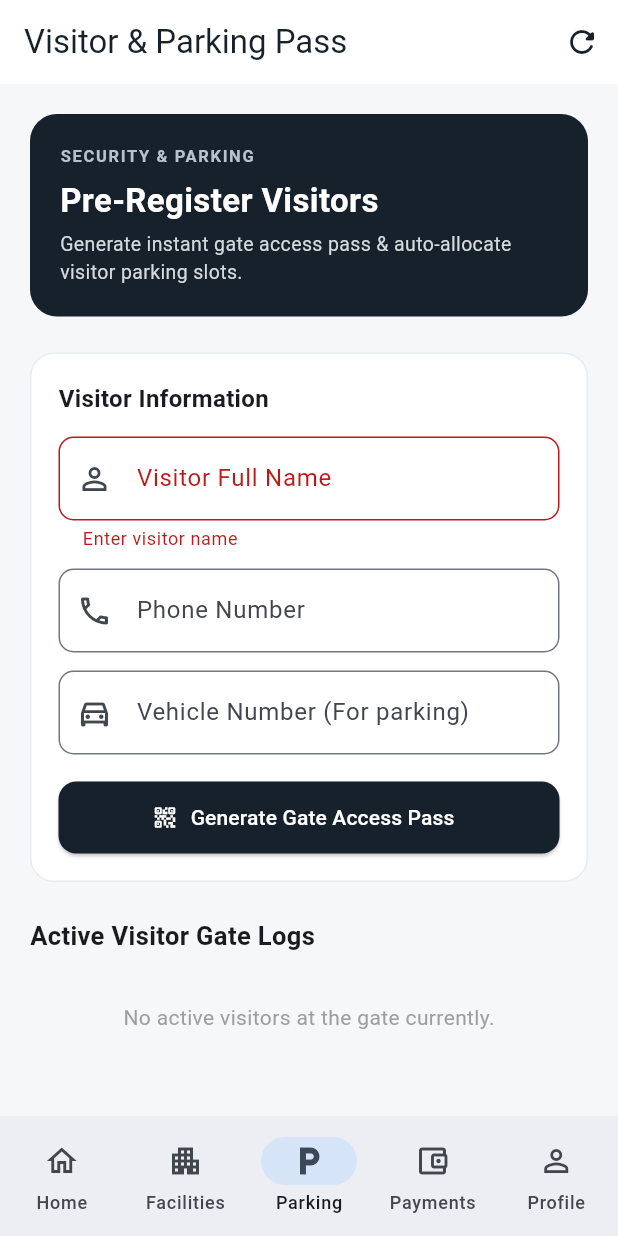
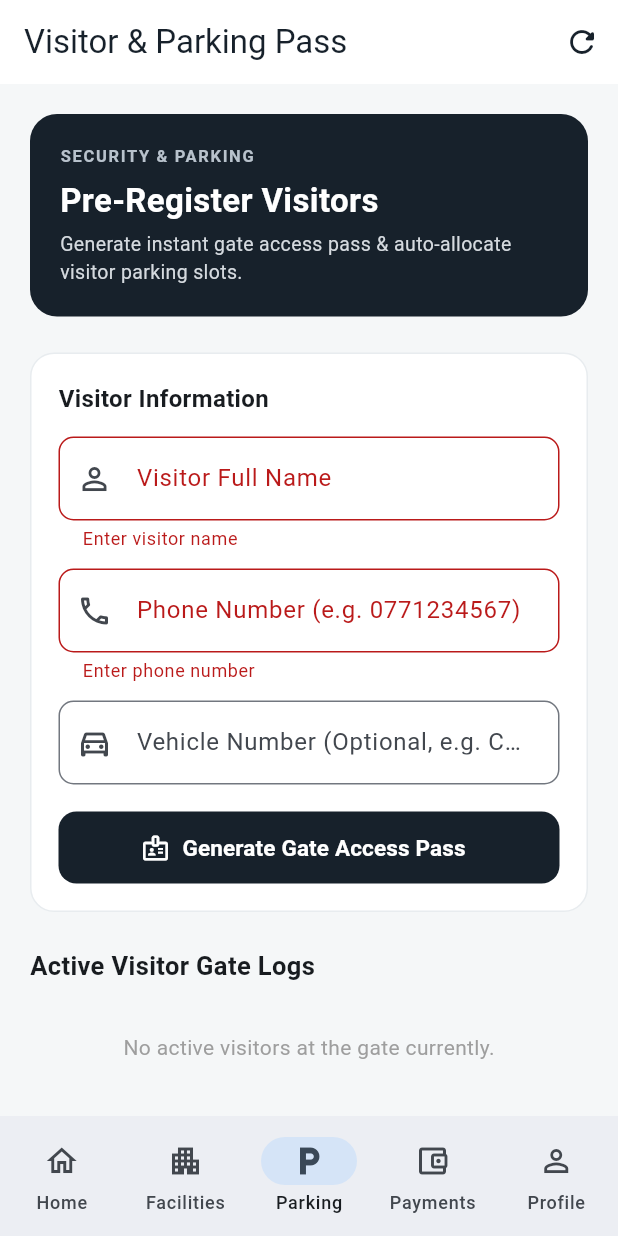
Before and after one commit to kavishka78/apartment-management-system, a Flutter app: the screen it shows after launch, item 3 of the bottom bar chosen, after a tap on "Generate Gate Access Pass", on a phone screen of 412 x 824 dp. Run offline on Flutter 3.47's test engine with Material 3 defaults, Android fonts, the light colour scheme and no system bars; network calls fail.

Commit message:
feat: Improve visitor validation and parking form
add validation for visitor phone and vehicle numbers to match Sri Lankan formats and improve parking screen UI

```diff
--- a/mobile/lib/screens/parking/visitor_parking_screen.dart
+++ b/mobile/lib/screens/parking/visitor_parking_screen.dart
@@ -279,23 +279,50 @@ class _VisitorParkingScreenState extends State<VisitorParkingScreen> {
                       controller: _phoneController,
                       keyboardType: TextInputType.phone,
                       decoration: InputDecoration(
-                        labelText: 'Phone Number',
+                        labelText: 'Phone Number (e.g. 0771234567)',
                         prefixIcon: const Icon(Icons.phone_outlined),
                         border: OutlineInputBorder(
                           borderRadius: BorderRadius.circular(10),
                         ),
                       ),
+                      validator: (val) {
+                        if (val == null || val.trim().isEmpty) {
+                          return 'Enter phone number';
+                        }
+                        final cleaned = val.trim().replaceAll(RegExp(r'[\s\-]'), '');
+                        // Sri Lankan phone number standard: 10 digits starting with 0 (e.g. 0771234567, 0112345678)
+                        final phoneRegex = RegExp(r'^0\d{9}$');
+                        if (!phoneRegex.hasMatch(cleaned)) {
+                          return 'Enter valid 10-digit phone number (e.g. 0771234567)';
+                        }
+                        return null;
+                      },
                     ),
                     const SizedBox(height: 12),
                     TextFormField(
                       controller: _vehicleController,
                       decoration: InputDecoration(
-                        labelText: 'Vehicle Number (For parking)',
+                        labelText: 'Vehicle Number (Optional, e.g. CAD-1234 / 300-1234)',
                         prefixIcon: const Icon(Icons.directions_car_outlined),
                         border: OutlineInputBorder(
                           borderRadius: BorderRadius.circular(10),
                         ),
                       ),
+                      validator: (val) {
+                        if (val == null || val.trim().isEmpty) return null; // Optional
+                        final cleaned = val.trim().toUpperCase();
+                        // Sri Lankan Vehicle Number Standards:
+                        // Modern: 2 or 3 letters (with optional 2-letter province like WP) followed by 4 digits (e.g., WP CAD-1234, CAD-1234, AB-1234)
+                        // Vintage/Old: 1-3 digits followed by 4 digits (e.g. 300-1234, 64-1234, 19-1234)
+                        // Motorbikes/Three Wheelers: e.g. WP BBD-1234, BZ-1234
+                        final slVehicleRegex = RegExp(
+                          r'^(?:[A-Z]{2}\s+)?(?:[A-Z]{1,3}|\d{1,3})[\s\-]?\d{4}$',
+                        );
+                        if (!slVehicleRegex.hasMatch(cleaned)) {
+                          return 'Enter valid LK Vehicle No. (e.g. CAD-1234, WP BBD-5678, 300-1234)';
+                        }
+                        return null;
+                      },
                     ),
                     const SizedBox(height: 18),
                     SizedBox(
@@ -303,15 +330,21 @@ class _VisitorParkingScreenState extends State<VisitorParkingScreen> {
                       height: 48,
                       child: ElevatedButton.icon(
                         onPressed: _isSubmitting ? null : _submitVisitorPass,
-                        icon: const Icon(Icons.qr_code_2_rounded),
+                        icon: const Icon(Icons.badge_outlined, size: 20),
                         label: _isSubmitting
-                            ? const CircularProgressIndicator(
-                                color: Colors.white,
+                            ? const SizedBox(
+                                width: 20,
+                                height: 20,
+                                child: CircularProgressIndicator(color: Colors.white, strokeWidth: 2),
                               )
-                            : const Text('Generate Gate Access Pass'),
+                            : const Text(
+                                'Generate Gate Access Pass',
+                                style: TextStyle(fontWeight: FontWeight.w600, fontSize: 15),
+                              ),
                         style: ElevatedButton.styleFrom(
                           backgroundColor: const Color(0xFF17212B),
                           foregroundColor: Colors.white,
+                          elevation: 0,
                           shape: RoundedRectangleBorder(
                             borderRadius: BorderRadius.circular(12),
                           ),
@@ -439,30 +472,27 @@ class _VisitorParkingScreenState extends State<VisitorParkingScreen> {
                         Row(
                           mainAxisAlignment: MainAxisAlignment.end,
                           children: [
-                            OutlinedButton.icon(
+                            OutlinedButton(
                               onPressed: () => _cancelVisitorPass(passId),
-                              icon: const Icon(
-                                Icons.cancel_outlined,
-                                size: 16,
-                                color: Colors.red,
+                              style: OutlinedButton.styleFrom(
+                                foregroundColor: Colors.red,
+                                side: const BorderSide(
+                                  color: Color(0xFFFECACA),
+                                ),
+                                padding: const EdgeInsets.symmetric(
+                                  horizontal: 14,
+                                  vertical: 6,
+                                ),
+                                shape: RoundedRectangleBorder(
+                                  borderRadius: BorderRadius.circular(8),
+                                ),
                               ),
-                              label: const Text(
+                              child: const Text(
                                 'Cancel Pass',
                                 style: TextStyle(
                                   color: Colors.red,
                                   fontSize: 12,
-                                ),
-                              ),
-                              style: OutlinedButton.styleFrom(
-                                side: const BorderSide(
-                                  color: Color(0xFFFECACA),
-                                ),
-                                padding: const EdgeInsets.symmetric(
-                                  horizontal: 12,
-                                  vertical: 6,
-                                ),
-                                shape: RoundedRectangleBorder(
-                                  borderRadius: BorderRadius.circular(8),
+                                  fontWeight: FontWeight.w600,
                                 ),
                               ),
                             ),
```
Also changed, not shown: 1 other file.
